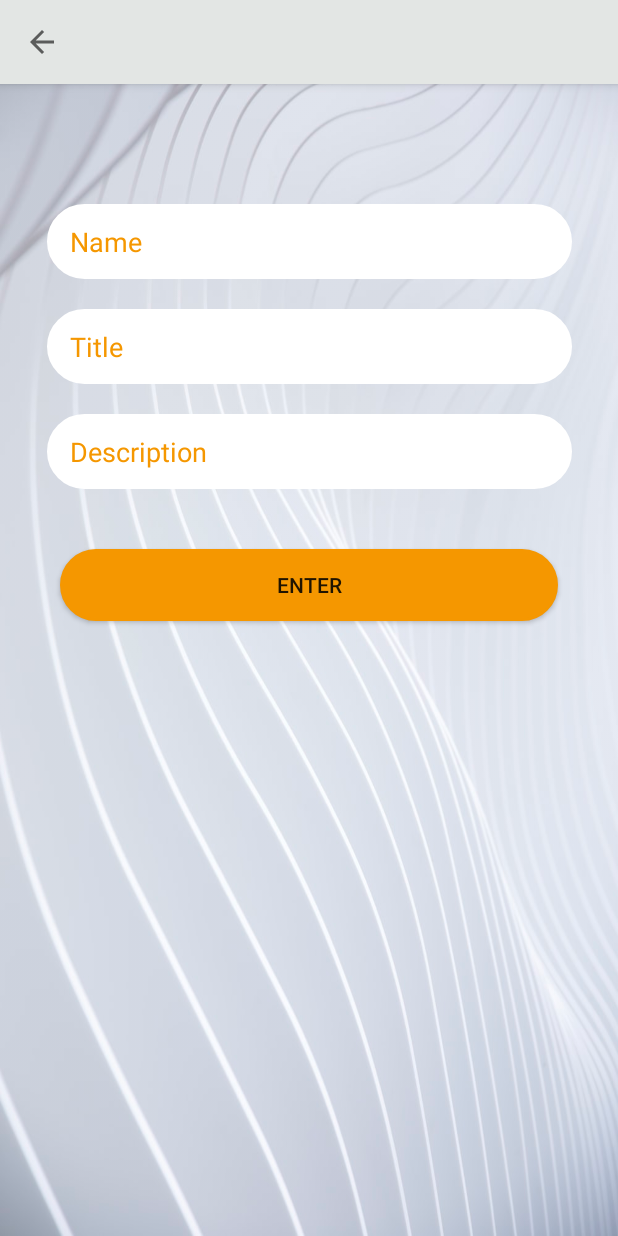
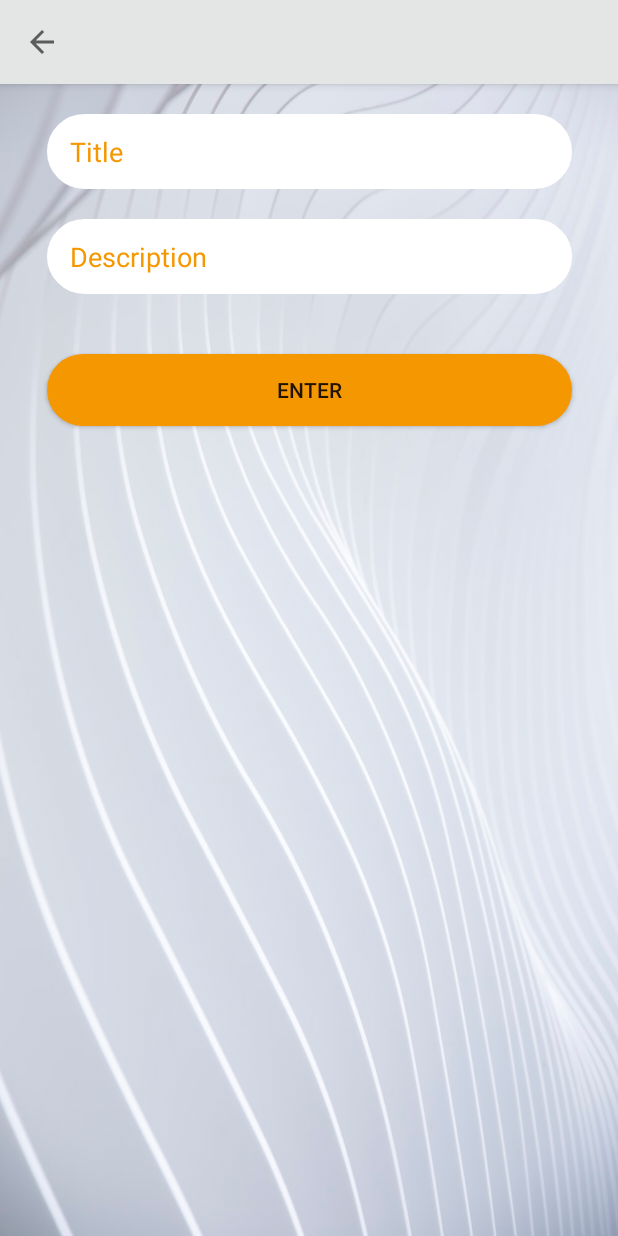
Before and after one commit to nirav131196/LearningApp4, an Android app: the layout activity_push_notofication.xml on its own in the app's theme, with its tools: preview values and no code run, on a phone screen of 412 x 824 dp. Run offline under Robolectric (Android 15) with nearby library versions, the phone set to English and light mode, and no system bars.

Commit message:
COMMIT ON 2/3/2023 07:10 PM

```diff
--- a/LoginApp/app/build.gradle
+++ b/LoginApp/app/build.gradle
@@ -8,7 +8,7 @@ android {
 
     defaultConfig {
         applicationId "com.example.loginapp"
-        minSdk 24
+        minSdk 26
         targetSdk 33
         versionCode 1
         versionName "1.0"
@@ -45,4 +45,5 @@ dependencies {
     implementation 'com.google.android.gms:play-services-auth:18.1.0'
     implementation 'com.facebook.android:facebook-android-sdk:latest.release'
     implementation 'com.squareup.picasso:picasso:2.8'
+
 }
--- a/LoginApp/app/src/main/java/com/example/loginapp/LoginActivity.java
+++ b/LoginApp/app/src/main/java/com/example/loginapp/LoginActivity.java
@@ -139,6 +139,7 @@ public class LoginActivity extends BaseActivity implements  AuthenticationListen
                 {
                     showToast("Please Enter All Details"+e);
                 }
+
             }
         });
     }
@@ -168,6 +169,7 @@ public class LoginActivity extends BaseActivity implements  AuthenticationListen
                 Intent i =new Intent(LoginActivity.this,MainActivity.class);
                 startActivity(i);
                 finish();
+
             }
         });
 
@@ -188,6 +190,7 @@ public class LoginActivity extends BaseActivity implements  AuthenticationListen
                 {
                     showToast("Error 1 "+ex);
                 }
+
             }
         });
     }
@@ -198,6 +201,7 @@ public class LoginActivity extends BaseActivity implements  AuthenticationListen
             public void onClick(View view) {
                 LoginManager.getInstance().logInWithReadPermissions(LoginActivity.this, Arrays.asList("public_profile"));
                 //    finish();
+
             }
         });
     }
@@ -206,6 +210,7 @@ public class LoginActivity extends BaseActivity implements  AuthenticationListen
             @Override
             public void onClick(View view) {
                 signIn();
+
 
             }
         });
--- a/LoginApp/app/src/main/java/com/example/loginapp/MainActivity.java
+++ b/LoginApp/app/src/main/java/com/example/loginapp/MainActivity.java
@@ -106,6 +106,7 @@ public class MainActivity extends BaseActivity
                 {
                     Toast.makeText(MainActivity.this, "Exception : "+ex, Toast.LENGTH_SHORT).show();
                 }
+
             }
         });
     }
@@ -117,6 +118,7 @@ public class MainActivity extends BaseActivity
                 Intent i =new Intent(MainActivity.this,LoginActivity.class);
                 startActivity(i);
                   finish();
+
             }
         });
     }
--- a/LoginApp/app/src/main/java/com/example/loginapp/WelcomeActivity.java
+++ b/LoginApp/app/src/main/java/com/example/loginapp/WelcomeActivity.java
@@ -47,6 +47,7 @@ public class WelcomeActivity extends BaseActivity {
             @Override
             public void onClick(View v) {
                 scanCode();
+
             }
         });
     }
@@ -86,14 +87,12 @@ public class WelcomeActivity extends BaseActivity {
             }
         });
     }
-
     private void initView() {
         IVQRCodeGenerator =(ImageView) findViewById(R.id.QR_CODE_GENERATOR);
         edtQRText = (EditText)findViewById(R.id.edittext_for_qrcode);
         btnQRGenerator = (Button)findViewById(R.id.QRCODE_GENERATOR_BUTTON);
         btnQRScanner = (Button)findViewById(R.id.QRCODE_SCANNER_BUTTON);
     }
-
     private void scanCode()
     {
         ScanOptions options = new ScanOptions();
@@ -116,7 +115,6 @@ public class WelcomeActivity extends BaseActivity {
                     dialog.dismiss();
                }
            }).show();
-
        }
     });
 }
--- a/LoginApp/app/src/main/res/layout/activity_push_notofication.xml
+++ b/LoginApp/app/src/main/res/layout/activity_push_notofication.xml
@@ -24,21 +24,6 @@
         </androidx.appcompat.widget.Toolbar>
     </com.google.android.material.appbar.AppBarLayout>
 
-    <EditText
-        android:id="@+id/editTextName"
-        android:layout_width="350dp"
-        android:layout_height="50dp"
-        android:background="@drawable/editext_design2"
-        android:textColor="@color/yellow"
-        android:paddingLeft="15dp"
-        android:ems="10"
-        android:inputType="text"
-        android:hint="Name"
-        android:textColorHint="@color/yellow"
-        app:layout_constraintTop_toBottomOf="@+id/appbarlayout2"
-        app:layout_constraintLeft_toLeftOf="parent"
-        app:layout_constraintRight_toRightOf="parent"
-        android:layout_marginTop="80dp"/>
 
     <EditText
         android:id="@+id/editTextTitle"
@@ -51,7 +36,7 @@
         android:inputType="text"
         android:hint="Title"
         android:textColorHint="@color/yellow"
-        app:layout_constraintTop_toBottomOf="@+id/editTextName"
+        app:layout_constraintTop_toBottomOf="@+id/appbarlayout2"
         app:layout_constraintLeft_toLeftOf="parent"
         app:layout_constraintRight_toRightOf="parent"
         android:layout_margin="20dp"/>
@@ -74,7 +59,7 @@
 
     <androidx.appcompat.widget.AppCompatButton
         android:id="@+id/EnterButton"
-        android:layout_width="match_parent"
+        android:layout_width="350dp"
         android:layout_height="wrap_content"
         android:background="@drawable/editext_design3"
         android:text="ENTER"
```
Also changed, not shown: LoginApp/app/src/main/AndroidManifest.xml (+10 -6 lines), LoginApp/app/src/main/java/com/example/loginapp/PushNotoficationActivity.java (+110 -15 lines), LoginApp/app/src/main/res/values/strings.xml (+4 -4 lines), 2 other files.
